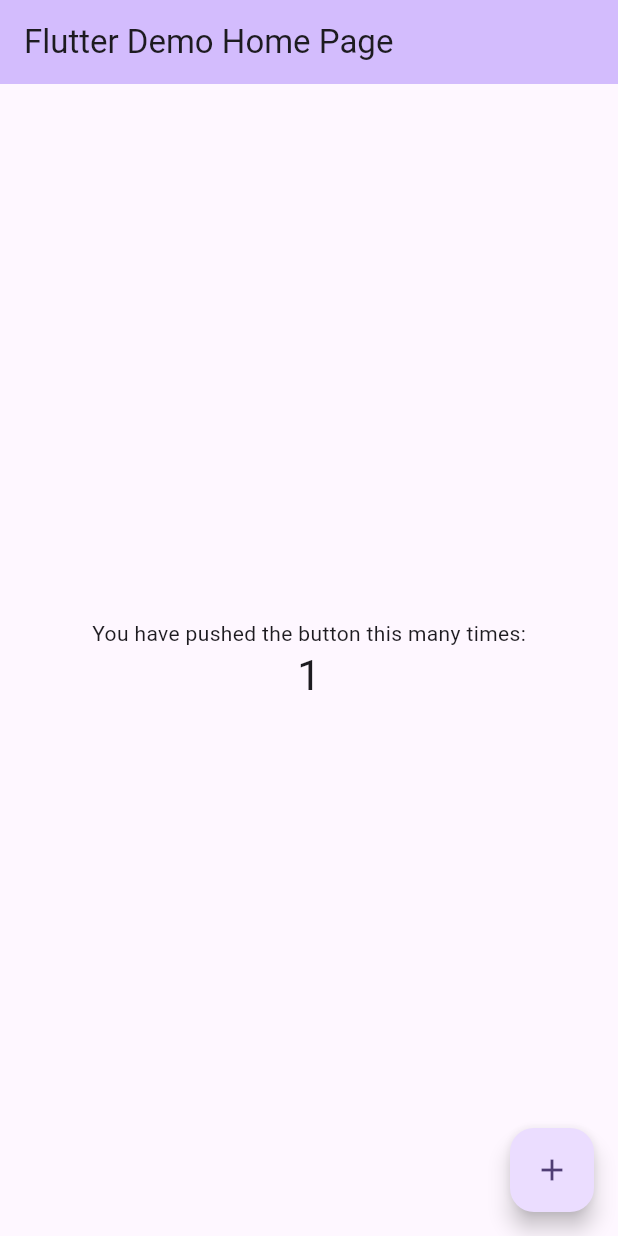
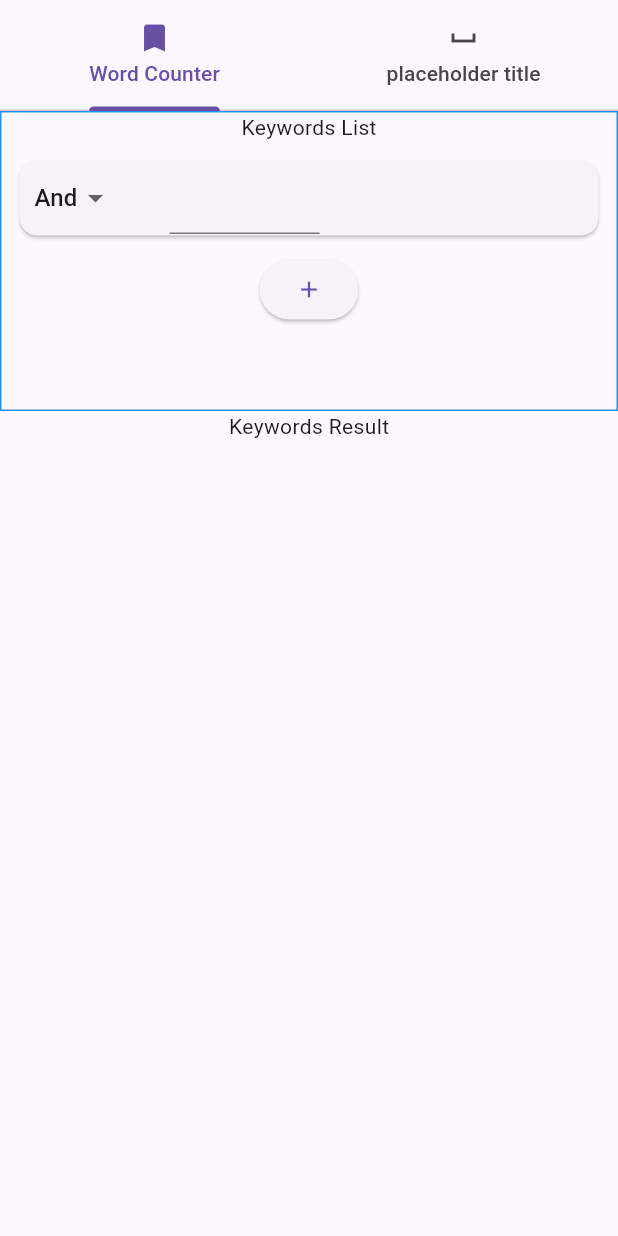
Before and after one commit to oxsnow/pdf-text-tool, a Flutter app: the screen it shows after launch, after a tap on the "add" icon, on a phone screen of 412 x 824 dp. Run offline on Flutter 3.47's test engine with Material 3 defaults, Android fonts, the phone set to English and light mode, and no system bars.

Commit message:
working UI

```diff
--- /dev/null
+++ b/pdf_text_tool/lib/features/word_counter.dart
@@ -0,0 +1,11 @@
+import 'package:flutter/material.dart';
+import 'package:pdf_text_tool/utils/feature_class.dart';
+import 'package:pdf_text_tool/screens/word_counter_screen.dart';
+import 'package:pdf_text_tool/utils/feature_screen.dart';
+
+class WordCounter extends Featureclass {
+  @override
+  Widget? get screen => const WordCounterScreen();
+
+  WordCounter();
+}
--- a/pdf_text_tool/lib/main.dart
+++ b/pdf_text_tool/lib/main.dart
@@ -1,4 +1,13 @@
 import 'package:flutter/material.dart';
+import 'package:pdf_text_tool/utils/feature_class.dart';
+import 'package:pdf_text_tool/features/word_counter.dart';
+import 'package:pdf_text_tool/utils/feature_screen.dart';
+import 'package:pdf_text_tool/utils/placeholder_tab.dart';
+
+List<Featureclass> features = [
+  WordCounter(),
+  PlaceholderTab(),
+];
 
 void main() {
   runApp(const MyApp());
@@ -11,115 +20,35 @@
   @override
   Widget build(BuildContext context) {
     return MaterialApp(
-      title: 'Flutter Demo',
       theme: ThemeData(
-        // This is the theme of your application.
-        //
-        // TRY THIS: Try running your application with "flutter run". You'll see
-        // the application has a purple toolbar. Then, without quitting the app,
-        // try changing the seedColor in the colorScheme below to Colors.green
-        // and then invoke "hot reload" (save your changes or press the "hot
-        // reload" button in a Flutter-supported IDE, or press "r" if you used
-        // the command line to start the app).
-        //
-        // Notice that the counter didn't reset back to zero; the application
-        // state is not lost during the reload. To reset the state, use hot
-        // restart instead.
-        //
-        // This works for code too, not just values: Most code changes can be
-        // tested with just a hot reload.
-        colorScheme: ColorScheme.fromSeed(seedColor: Colors.deepPurple),
-        useMaterial3: true,
-      ),
-      home: const MyHomePage(title: 'Flutter Demo Home Page'),
+        primarySwatch: Colors.pink,
+        appBarTheme: const AppBarTheme( color: Colors.pink, ),),
+      home: HomePage(key: key),
     );
   }
 }
 
-class MyHomePage extends StatefulWidget {
-  const MyHomePage({super.key, required this.title});
-
-  // This widget is the home page of your application. It is stateful, meaning
-  // that it has a State object (defined below) that contains fields that affect
-  // how it looks.
-
-  // This class is the configuration for the state. It holds the values (in this
-  // case the title) provided by the parent (in this case the App widget) and
-  // used by the build method of the State. Fields in a Widget subclass are
-  // always marked "final".
-
-  final String title;
-
-  @override
-  State<MyHomePage> createState() => _MyHomePageState();
-}
-
-class _MyHomePageState extends State<MyHomePage> {
-  int _counter = 0;
-
-  void _incrementCounter() {
-    setState(() {
-      // This call to setState tells the Flutter framework that something has
-      // changed in this State, which causes it to rerun the build method below
-      // so that the display can reflect the updated values. If we changed
-      // _counter without calling setState(), then the build method would not be
-      // called again, and so nothing would appear to happen.
-      _counter++;
-    });
-  }
+class HomePage extends StatelessWidget {
+  const HomePage({super.key});
 
   @override
   Widget build(BuildContext context) {
-    // This method is rerun every time setState is called, for instance as done
-    // by the _incrementCounter method above.
-    //
-    // The Flutter framework has been optimized to make rerunning build methods
-    // fast, so that you can just rebuild anything that needs updating rather
-    // than having to individually change instances of widgets.
-    return Scaffold(
-      appBar: AppBar(
-        // TRY THIS: Try changing the color here to a specific color (to
-        // Colors.amber, perhaps?) and trigger a hot reload to see the AppBar
-        // change color while the other colors stay the same.
-        backgroundColor: Theme.of(context).colorScheme.inversePrimary,
-        // Here we take the value from the MyHomePage object that was created by
-        // the App.build method, and use it to set our appbar title.
-        title: Text(widget.title),
-      ),
-      body: Center(
-        // Center is a layout widget. It takes a single child and positions it
-        // in the middle of the parent.
-        child: Column(
-          // Column is also a layout widget. It takes a list of children and
-          // arranges them vertically. By default, it sizes itself to fit its
-          // children horizontally, and tries to be as tall as its parent.
-          //
-          // Column has various properties to control how it sizes itself and
-          // how it positions its children. Here we use mainAxisAlignment to
-          // center the children vertically; the main axis here is the vertical
-          // axis because Columns are vertical (the cross axis would be
-          // horizontal).
-          //
-          // TRY THIS: Invoke "debug painting" (choose the "Toggle Debug Paint"
-          // action in the IDE, or press "p" in the console), to see the
-          // wireframe for each widget.
-          mainAxisAlignment: MainAxisAlignment.center,
-          children: <Widget>[
-            const Text(
-              'You have pushed the button this many times:',
-            ),
-            Text(
-              '$_counter',
-              style: Theme.of(context).textTheme.headlineMedium,
-            ),
-          ],
+    return DefaultTabController(
+      length: features.length, // Number of tabs
+      child: Scaffold(
+        appBar: TabBar(
+            tabs: features.map((feature) {
+              FeatureScreen item = feature.screen! as FeatureScreen;
+              return Tab(icon: item.classIcon, text: item.title);
+            },
+          ).toList()
+        ),
+        body: TabBarView(
+          children: features.map((feature) {
+            return feature.screen!;
+          }).toList(),
         ),
       ),
-      floatingActionButton: FloatingActionButton(
-        onPressed: _incrementCounter,
-        tooltip: 'Increment',
-        child: const Icon(Icons.add),
-      ), // This trailing comma makes auto-formatting nicer for build methods.
     );
   }
 }
--- /dev/null
+++ b/pdf_text_tool/lib/screens/word_counter_screen.dart
@@ -0,0 +1,78 @@
+import 'package:flutter/material.dart';
+import 'package:pdf_text_tool/utils/feature_screen.dart';
+
+class WordCounterScreen extends StatefulWidget with FeatureScreen {
+  const WordCounterScreen({super.key});
+
+  @override
+  String get title => "Word Counter";
+
+  @override
+  Icon get classIcon => const Icon(Icons.bookmark);
+
+  @override
+  State<WordCounterScreen> createState() => _WordCounterScreenState();
+}
+
+class _WordCounterScreenState extends State<WordCounterScreen> {
+  List<Widget> _wordFields = [];
+
+  void addField() {
+    setState(() {
+      _wordFields.add(
+        Padding(
+          padding: const EdgeInsets.all(8),
+          child: Card(
+            child: Row(
+                    children: [
+                      SizedBox(
+                        width: 100,
+                        height: 50,
+                        child: DropdownButton(
+                          alignment: AlignmentDirectional.centerStart,
+                          borderRadius: BorderRadius.circular(10),
+                          value: "And",
+                          padding:
+                              const EdgeInsets.symmetric(horizontal: 10, vertical: 2),
+                          items: const [
+                            DropdownMenuItem(value: "And",child: Center(child : Text("And")),),
+                            DropdownMenuItem(value: "Or",child: Center(child: Text("Or")),)
+                          ],
+                          onChanged: (input){},
+                          underline: Container(),
+                        ),
+                      ),
+                      SizedBox(width: 100,child: TextFormField(),)
+                    ],
+                )
+          ),
+          )
+      );
+    });
+  }
+  @override
+  Widget build(BuildContext context) {
+    return Scaffold(
+      body: Column(
+        children: [
+          Container(
+            height: 200,
+            width: double.infinity,
+            decoration: BoxDecoration( border: Border.all(color: Colors.blue), ),
+            child: SingleChildScrollView(
+
+              child: Column(
+                children: [
+                  const Center(child: Text("Keywords List"),),
+                  ..._wordFields,
+                  ElevatedButton(onPressed: addField, child: const Icon(Icons.add))
+                ],
+              ),
+            ),
+          ),
+          const Center(child: Text("Keywords Result"),),
+        ],
+      ),
+    );
+  }
+}
--- /dev/null
+++ b/pdf_text_tool/lib/utils/feature_class.dart
@@ -0,0 +1,6 @@
+import 'package:flutter/material.dart';
+import 'package:pdf_text_tool/utils/feature_screen.dart';
+
+abstract class Featureclass {
+  Widget? get screen;
+}
--- /dev/null
+++ b/pdf_text_tool/lib/utils/feature_screen.dart
@@ -0,0 +1,6 @@
+import 'package:flutter/material.dart';
+
+mixin FeatureScreen {
+  String get title;
+  Icon get classIcon;
+}
--- /dev/null
+++ b/pdf_text_tool/lib/utils/placeholder_tab.dart
@@ -0,0 +1,29 @@
+import 'package:flutter/material.dart';
+import 'package:pdf_text_tool/utils/feature_class.dart';
+import 'package:pdf_text_tool/utils/feature_screen.dart';
+
+class PlaceholderTabScreen extends StatefulWidget with FeatureScreen {
+  const PlaceholderTabScreen({super.key});
+
+  @override
+  String get title => "placeholder title";
+  @override
+  Icon get classIcon => const Icon(Icons.space_bar);
+
+  @override
+  State<PlaceholderTabScreen> createState() => _PlaceholderTabScreenState();
+}
+
+class _PlaceholderTabScreenState extends State<PlaceholderTabScreen> {
+  @override
+  Widget build(BuildContext context) {
+    return const Placeholder();
+  }
+}
+
+class PlaceholderTab extends Featureclass {
+  @override
+  Widget? get screen => const PlaceholderTabScreen();
+
+  PlaceholderTab();
+}
```
Also changed, not shown: pdf_text_tool/lib/screens/wordCounterScreen.dart (deleted), pdf_text_tool/lib/utils/wordCounter.dart (deleted).
